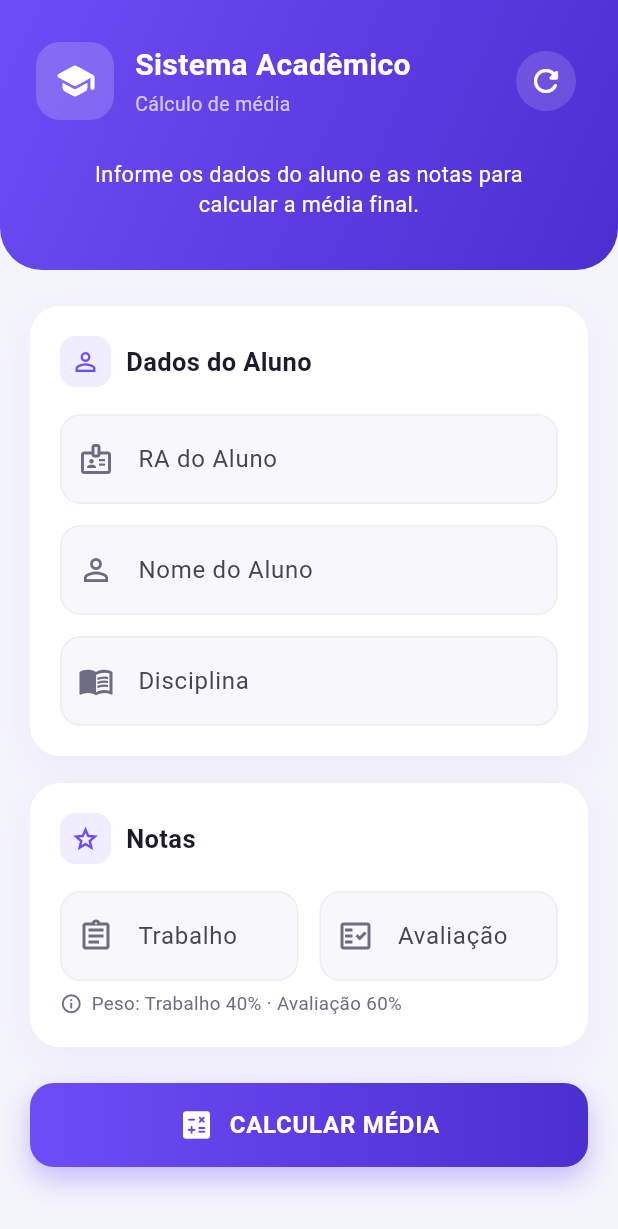
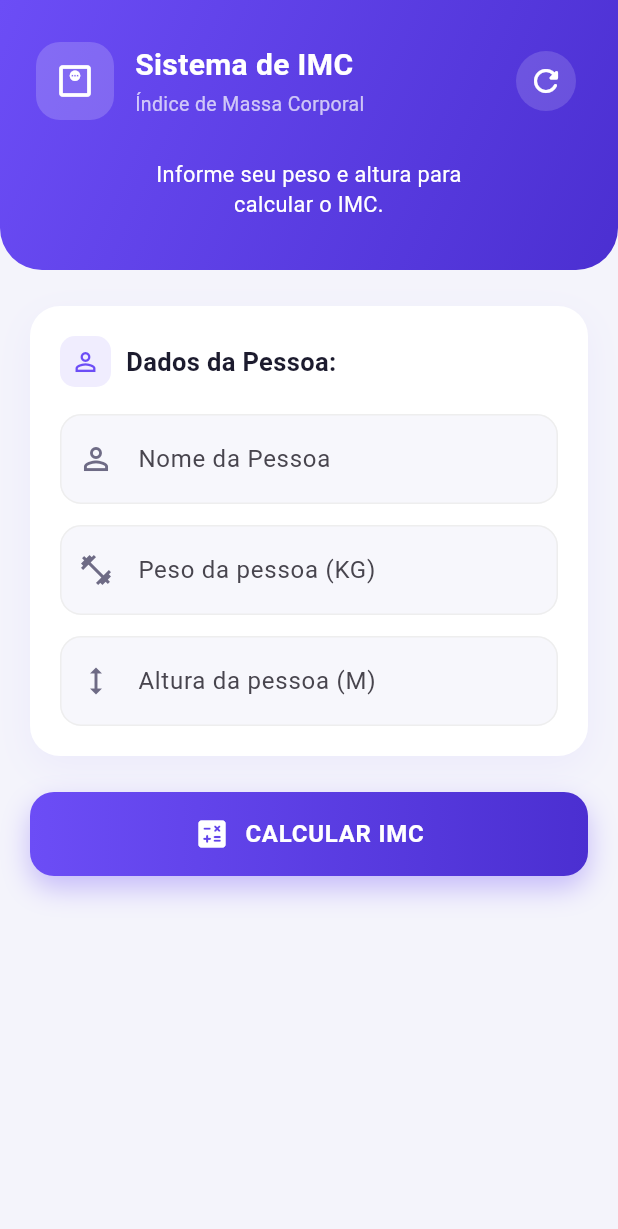
Before and after one commit to MuriloZague/flutter-Project, a Flutter app: the screen it shows after launch, on a phone screen of 412 x 824 dp. Shown: the top 1229 px of the screen. Run offline on Flutter 3.47's test engine with Material 3 defaults, Android fonts, the phone set to English and light mode, and no system bars.

Commit message:
feat: implementando exercicio sugerido: calculo IMC

```diff
--- a/lib/main.dart
+++ b/lib/main.dart
@@ -23,7 +23,7 @@ class SistemaAcademicoApp extends StatelessWidget {
   Widget build(BuildContext context) {
     return MaterialApp(
       debugShowCheckedModeBanner: false,
-      title: 'Sistema Acadêmico',
+      title: 'Sistema cálculo IMC',
       theme: ThemeData(
         useMaterial3: true,
         fontFamily: 'Roboto',
@@ -78,58 +78,70 @@ class HomePage extends StatefulWidget {
 class _HomePageState extends State<HomePage> {
   final _formKey = GlobalKey<FormState>();
 
-  final _raController = TextEditingController();
   final _nomeController = TextEditingController();
-  final _disciplinaController = TextEditingController();
-  final _trabalhoController = TextEditingController();
-  final _avaliacaoController = TextEditingController();
+  final _pesoController = TextEditingController();
+  final _alturaController = TextEditingController();
 
-  double? _media;
+  double? _imc;
   String? _situacao;
 
   @override
   void dispose() {
-    _raController.dispose();
     _nomeController.dispose();
-    _disciplinaController.dispose();
-    _trabalhoController.dispose();
-    _avaliacaoController.dispose();
+    _pesoController.dispose();
+    _alturaController.dispose();
 
     super.dispose();
   }
 
-  void calcularMedia() {
+  void calcularIMC() {
     FocusScope.of(context).unfocus();
 
     if (!_formKey.currentState!.validate()) {
       return;
     }
 
-    final double trabalho =
-        double.parse(_trabalhoController.text.replaceAll(',', '.'));
+    final double peso =
+        double.parse(_pesoController.text.replaceAll(',', '.'));
 
-    final double avaliacao =
-        double.parse(_avaliacaoController.text.replaceAll(',', '.'));
+    final double altura =
+        double.parse(_alturaController.text.replaceAll(',', '.'));
 
-    final double media = (trabalho * 4 + avaliacao * 6) / 10;
+    final double imc = peso / (altura * altura);
 
     setState(() {
-      _media = media;
-      _situacao = media >= 6 ? 'Aprovado' : 'Reprovado';
+      _imc = imc;
+      _situacao = classificarIMC(imc);
     });
   }
+
+  String classificarIMC(double imc) {
+    if (imc < 18.5) return 'Abaixo do peso';
+    if (imc < 25) return 'Peso normal';
+    if (imc < 30) return 'Sobrepeso';
+    if (imc < 35) return 'Obesidade grau I';
+    if (imc < 40) return 'Obesidade grau II';
+    return 'Obesidade grau III';
+  }
+
+  /// Cor associada à faixa: verde (normal), âmbar (limítrofe), vermelho (obesidade).
+  Color corIMC(double imc) {
+    if (imc < 18.5) return const Color(0xFFF79009); // âmbar
+    if (imc < 25) return AppColors.success; // verde
+    if (imc < 30) return const Color(0xFFF79009); // âmbar
+    return AppColors.danger; // vermelho
+  }
+
 
   void limparCampos() {
     _formKey.currentState?.reset();
 
-    _raController.clear();
     _nomeController.clear();
-    _disciplinaController.clear();
-    _trabalhoController.clear();
-    _avaliacaoController.clear();
+    _pesoController.clear();
+    _alturaController.clear();
 
     setState(() {
-      _media = null;
+      _imc = null;
       _situacao = null;
     });
   }
@@ -154,79 +166,31 @@ class _HomePageState extends State<HomePage> {
                       child: Column(
                         crossAxisAlignment: CrossAxisAlignment.start,
                         children: [
-                          // DADOS DO ALUNO
+                          // DADOS DA PESSOA
                           _buildCard(
-                            title: 'Dados do Aluno',
+                            title: 'Dados da Pessoa:',
                             icon: Icons.person_outline,
                             children: [
                               _buildTextField(
-                                controller: _raController,
-                                label: 'RA do Aluno',
-                                hint: 'Digite o RA',
-                                icon: Icons.badge_outlined,
-                              ),
-                              _buildTextField(
                                 controller: _nomeController,
-                                label: 'Nome do Aluno',
-                                hint: 'Digite o nome completo',
+                                label: 'Nome da Pessoa',
+                                hint: 'Digite o nome',
                                 icon: Icons.person_outline,
                               ),
                               _buildTextField(
-                                controller: _disciplinaController,
-                                label: 'Disciplina',
-                                hint: 'Digite o nome da disciplina',
-                                icon: Icons.menu_book_outlined,
+                                controller: _pesoController,
+                                label: 'Peso da pessoa (KG)',
+                                hint: 'Digite o peso',
+                                icon: Icons.fitness_center_outlined,
+                                numerico: true,
+                              ),
+                              _buildTextField(
+                                controller: _alturaController,
+                                label: 'Altura da pessoa (M)',
+                                hint: 'Digite a altura',
+                                icon: Icons.height_outlined,
                                 isLast: true,
-                              ),
-                            ],
-                          ),
-
-                          const SizedBox(height: 18),
-
-                          // NOTAS
-                          _buildCard(
-                            title: 'Notas',
-                            icon: Icons.grade_outlined,
-                            children: [
-                              Row(
-                                crossAxisAlignment: CrossAxisAlignment.start,
-                                children: [
-                                  Expanded(
-                                    child: _buildNotaField(
-                                      controller: _trabalhoController,
-                                      label: 'Trabalho',
-                                      icon: Icons.assignment_outlined,
-                                    ),
-                                  ),
-                                  const SizedBox(width: 14),
-                                  Expanded(
-                                    child: _buildNotaField(
-                                      controller: _avaliacaoController,
-                                      label: 'Avaliação',
-                                      icon: Icons.fact_check_outlined,
-                                    ),
-                                  ),
-                                ],
-                              ),
-                              const SizedBox(height: 6),
-                              Row(
-                                children: [
-                                  Icon(
-                                    Icons.info_outline,
-                                    size: 15,
-                                    color: AppColors.textSecondary,
-                                  ),
-                                  const SizedBox(width: 6),
-                                  Expanded(
-                                    child: Text(
-                                      'Peso: Trabalho 40% · Avaliação 60%',
-                                      style: TextStyle(
-                                        fontSize: 12.5,
-                                        color: AppColors.textSecondary,
-                                      ),
-                                    ),
-                                  ),
-                                ],
+                                numerico: true,
                               ),
                             ],
                           ),
@@ -248,7 +212,7 @@ class _HomePageState extends State<HomePage> {
                                 ),
                               );
                             },
-                            child: _media == null
+                            child: _imc == null
                                 ? const SizedBox.shrink()
                                 : Padding(
                                     padding: const EdgeInsets.only(top: 24),
@@ -293,7 +257,7 @@ class _HomePageState extends State<HomePage> {
                   borderRadius: BorderRadius.circular(16),
                 ),
                 child: const Icon(
-                  Icons.school_rounded,
+                  Icons.monitor_weight_outlined,
                   color: Colors.white,
                   size: 28,
                 ),
@@ -304,7 +268,7 @@ class _HomePageState extends State<HomePage> {
                   crossAxisAlignment: CrossAxisAlignment.start,
                   children: [
                     Text(
-                      'Sistema Acadêmico',
+                      'Sistema de IMC',
                       style: TextStyle(
                         color: Colors.white,
                         fontSize: 20,
@@ -313,7 +277,7 @@ class _HomePageState extends State<HomePage> {
                     ),
                     SizedBox(height: 2),
                     Text(
-                      'Cálculo de média',
+                      'Índice de Massa Corporal',
                       style: TextStyle(
                         color: Colors.white70,
                         fontSize: 13,
@@ -334,7 +298,7 @@ class _HomePageState extends State<HomePage> {
           ),
           const SizedBox(height: 26),
           const Text(
-            'Informe os dados do aluno e as notas para\ncalcular a média final.',
+            'Informe seu peso e altura para\ncalcular o IMC.',
             textAlign: TextAlign.center,
             style: TextStyle(
               color: Colors.white,
@@ -407,6 +371,7 @@ class _HomePageState extends State<HomePage> {
     required String hint,
     required IconData icon,
     bool isLast = false,
+    bool numerico = false,
   }) {
     return Padding(
       padding: EdgeInsets.only(bottom: isLast ? 0 : 14),
@@ -414,6 +379,9 @@ class _HomePageState extends State<HomePage> {
         controller: controller,
         textInputAction:
             isLast ? TextInputAction.done : TextInputAction.next,
+        keyboardType: numerico
+            ? const TextInputType.numberWithOptions(decimal: true)
+            : TextInputType.text,
         decoration: InputDecoration(
           labelText: label,
           hintText: hint,
@@ -423,42 +391,20 @@ class _HomePageState extends State<HomePage> {
           if (value == null || value.trim().isEmpty) {
             return 'Campo obrigatório';
           }
+
+          if (numerico) {
+            final numero = double.tryParse(value.replaceAll(',', '.'));
+            if (numero == null) {
+              return 'Valor inválido';
+            }
+            if (numero <= 0) {
+              return 'Deve ser maior que zero';
+            }
+          }
+
           return null;
         },
       ),
-    );
-  }
-
-  Widget _buildNotaField({
-    required TextEditingController controller,
-    required String label,
-    required IconData icon,
-  }) {
-    return TextFormField(
-      controller: controller,
-      keyboardType: const TextInputType.numberWithOptions(decimal: true),
-      decoration: InputDecoration(
-        labelText: label,
-        hintText: '0 a 10',
-        prefixIcon: Icon(icon),
-      ),
-      validator: (value) {
-        if (value == null || value.trim().isEmpty) {
-          return 'Informe a nota';
-        }
-
-        final nota = double.tryParse(value.replaceAll(',', '.'));
-
-        if (nota == null) {
-          return 'Nota inválida';
-        }
-
-        if (nota < 0 || nota > 10) {
-          return 'Entre 0 e 10';
-        }
-
-        return null;
-      },
     );
   }
 
@@ -482,7 +428,7 @@ class _HomePageState extends State<HomePage> {
         color: Colors.transparent,
         child: InkWell(
           borderRadius: BorderRadius.circular(16),
-          onTap: calcularMedia,
+          onTap: calcularIMC,
           child: const Center(
             child: Row(
               mainAxisSize: MainAxisSize.min,
@@ -490,7 +436,7 @@ class _HomePageState extends State<HomePage> {
                 Icon(Icons.calculate_rounded, color: Colors.white),
                 SizedBox(width: 10),
                 Text(
-                  'CALCULAR MÉDIA',
+                  'CALCULAR IMC',
                   style: TextStyle(
                     color: Colors.white,
                     fontWeight: FontWeight.bold,
@@ -507,8 +453,7 @@ class _HomePageState extends State<HomePage> {
   }
 
   Widget _buildResultado() {
-    final bool aprovado = _situacao == 'Aprovado';
-    final Color cor = aprovado ? AppColors.success : AppColors.danger;
+    final Color cor = corIMC(_imc!);
 
     return Container(
       padding: const EdgeInsets.all(24),
@@ -529,10 +474,9 @@ class _HomePageState extends State<HomePage> {
           Row(
             mainAxisAlignment: MainAxisAlignment.center,
             children: [
-              Icon(Icons.emoji_events_outlined, size: 18, color: cor),
               const SizedBox(width: 6),
               const Text(
-                'Resultado Final',
+                'Resultado',
                 style: TextStyle(
                   fontSize: 15,
                   fontWeight: FontWeight.w600,
@@ -551,7 +495,7 @@ class _HomePageState extends State<HomePage> {
               shape: BoxShape.circle,
             ),
             child: Icon(
-              aprovado ? Icons.check_rounded : Icons.close_rounded,
+              Icons.monitor_weight_outlined,
               size: 52,
               color: cor,
             ),
@@ -572,7 +516,7 @@ class _HomePageState extends State<HomePage> {
           const SizedBox(height: 4),
 
           Text(
-            'RA ${_raController.text}  ·  ${_disciplinaController.text}',
+            'Peso ${_pesoController.text} kg  ·  Altura ${_alturaController.text} m',
             textAlign: TextAlign.center,
             style: const TextStyle(
               color: AppColors.textSecondary,
@@ -586,7 +530,7 @@ class _HomePageState extends State<HomePage> {
           ),
 
           const Text(
-            'MÉDIA FINAL',
+            'SEU IMC',
             style: TextStyle(
               fontSize: 12,
               fontWeight: FontWeight.w600,
@@ -598,7 +542,7 @@ class _HomePageState extends State<HomePage> {
           const SizedBox(height: 6),
 
           Text(
-            _media!.toStringAsFixed(2),
+            _imc!.toStringAsFixed(2),
             style: TextStyle(
               fontSize: 48,
               fontWeight: FontWeight.bold,
@@ -609,11 +553,11 @@ class _HomePageState extends State<HomePage> {
 
           const SizedBox(height: 16),
 
-          // Barra de progresso da média (0 a 10)
+          // Barra de progresso do IMC (escala 0 a 40)
           ClipRRect(
             borderRadius: BorderRadius.circular(10),
             child: TweenAnimationBuilder<double>(
-              tween: Tween(begin: 0, end: (_media! / 10).clamp(0.0, 1.0)),
+              tween: Tween(begin: 0, end: (_imc! / 40).clamp(0.0, 1.0)),
               duration: const Duration(milliseconds: 600),
               curve: Curves.easeOut,
               builder: (context, value, _) {
@@ -639,7 +583,7 @@ class _HomePageState extends State<HomePage> {
               mainAxisSize: MainAxisSize.min,
               children: [
                 Icon(
-                  aprovado ? Icons.verified_rounded : Icons.error_rounded,
+                  Icons.info_outline_rounded,
                   size: 18,
                   color: cor,
                 ),
```
